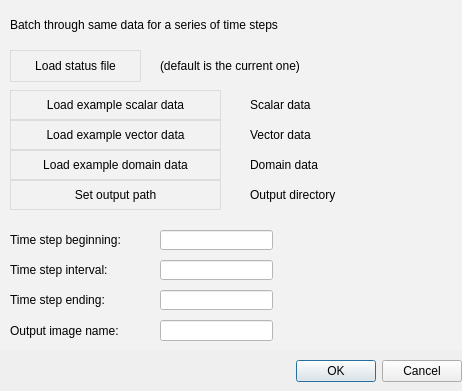
First picture: the form in batch3D.ui, repository billcxx/MUPRO-visualization, before the edit.
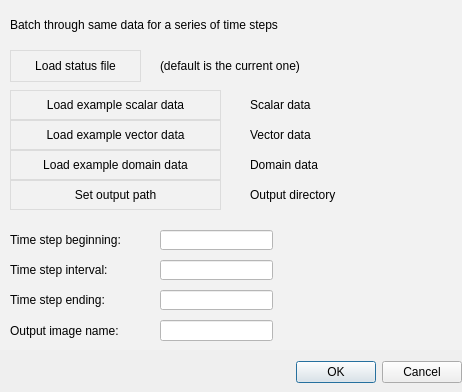
Second picture: the form after the edit. Icons and pictures are not drawn.

The edit to the form file:
```diff
--- a/batch3D.ui
+++ b/batch3D.ui
@@ -7,7 +7,7 @@
     <x>0</x>
     <y>0</y>
     <width>462</width>
-    <height>391</height>
+    <height>392</height>
    </rect>
   </property>
   <property name="windowTitle">
```
Left out of the diff: 2 changed lines with no effect on the pictures.
